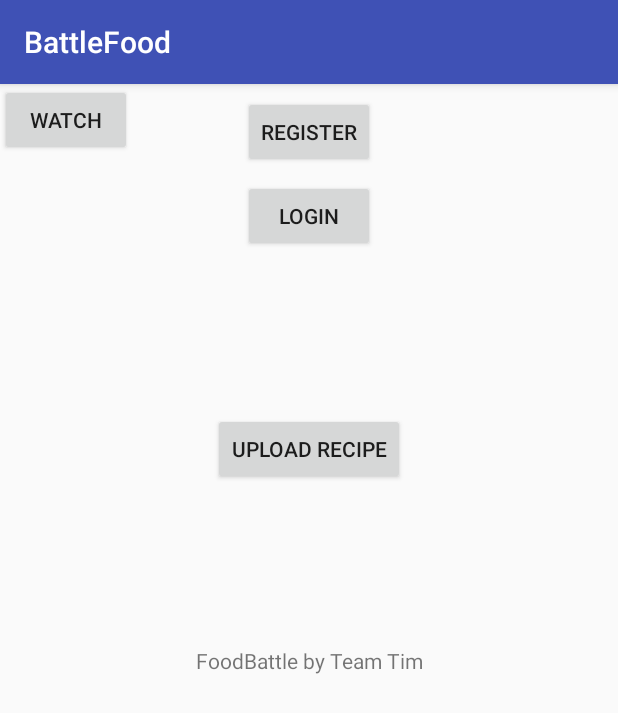
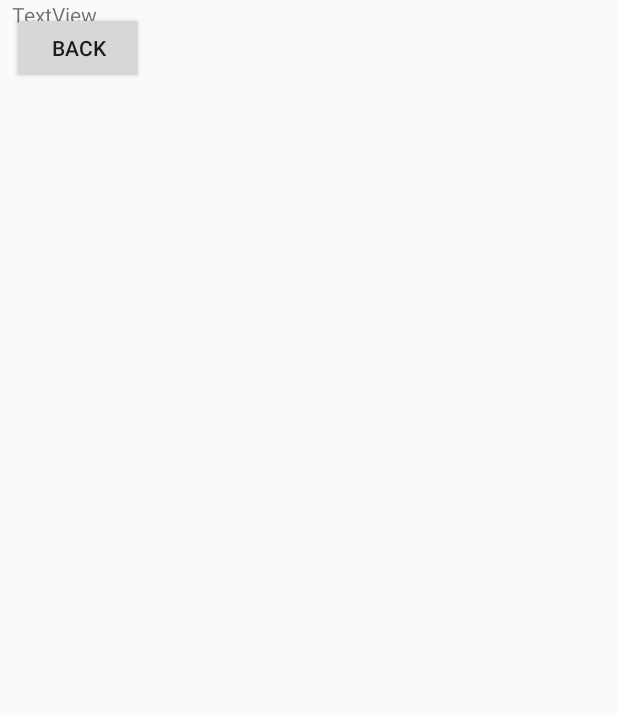
Before and after one commit to schelle14/BattleFood, an Android app: the screen it shows after launch (MainActivity before the commit, VotesUI after it), after a tap on "WATCH", on a phone screen of 412 x 824 dp. Shown: the top 713 px of the screen. Run offline under Robolectric (Android 15) with nearby library versions, the phone set to English and light mode, and no system bars; our stand-ins replace Firebase (no records; nobody signed in at launch, a user with empty details on screens opened directly); 1 statement that could not run was skipped.

Commit message:
[DD, MH] Watch Votes UI additional Tests

```diff
--- a/app/build.gradle
+++ b/app/build.gradle
@@ -12,7 +12,7 @@ android {
         testInstrumentationRunner "android.support.test.runner.AndroidJUnitRunner"
     }
     buildTypes {
-        debug{
+        debug {
             testCoverageEnabled = true;
         }
         release {
@@ -42,4 +42,5 @@ dependencies {
 }
 
 
+
 apply plugin: 'com.google.gms.google-services'
--- a/app/src/main/AndroidManifest.xml
+++ b/app/src/main/AndroidManifest.xml
@@ -45,7 +45,8 @@
         <activity
             android:name=".VotesUI"
             android:label="@string/title_activity_votes_ui"
-            android:theme="@style/AppTheme.NoActionBar"></activity>
+            android:theme="@style/AppTheme.NoActionBar" />
+
     </application>
 
 </manifest>
--- /dev/null
+++ b/app/src/main/java/at/xp2_2017/battlefood/VotesUI.java
@@ -0,0 +1,43 @@
+package at.xp2_2017.battlefood;
+
+import android.content.Context;
+import android.content.Intent;
+import android.support.v7.app.AppCompatActivity;
+import android.os.Bundle;
+import android.view.View;
+import android.view.ViewGroup;
+import android.widget.BaseAdapter;
+import android.widget.Button;
+import android.widget.ImageButton;
+import android.widget.ImageView;
+import android.widget.LinearLayout;
+import android.widget.TextView;
+
+import com.google.firebase.storage.FirebaseStorage;
+import com.google.firebase.storage.StorageReference;
+
+public class VotesUI extends AppCompatActivity{
+
+
+    public Button buttonReg;
+    public Button buttonLog;
+    public Button buttonUpload;
+    public TextView txtMainActivity;
+    public Button watchBut;
+
+
+
+    @Override
+    protected void onCreate(Bundle savedInstanceState) {
+        super.onCreate(savedInstanceState);
+        setContentView(R.layout.activity_votes__ui);
+
+        BattleAdapter mampe;
+
+    }
+
+    /*@Override
+    public void onClick(View v) {
+
+    }*/
+}
--- /dev/null
+++ b/app/src/main/res/layout/activity_votes__ui.xml
@@ -0,0 +1,27 @@
+<?xml version="1.0" encoding="utf-8"?>
+<android.support.constraint.ConstraintLayout xmlns:android="http://schemas.android.com/apk/res/android"
+    xmlns:app="http://schemas.android.com/apk/res-auto"
+    xmlns:tools="http://schemas.android.com/tools"
+    android:layout_width="match_parent"
+    android:layout_height="match_parent"
+    tools:context="at.xp2_2017.battlefood.VotesUI">
+
+    <TextView
+        android:id="@+id/textView"
+        android:layout_width="238dp"
+        android:layout_height="61dp"
+        android:text="TextView"
+        tools:layout_editor_absoluteY="91dp"
+        android:layout_marginLeft="8dp"
+        app:layout_constraintLeft_toLeftOf="parent" />
+
+    <Button
+        android:id="@+id/buttonBack"
+        android:layout_width="wrap_content"
+        android:layout_height="wrap_content"
+        android:text="Back"
+        android:layout_marginLeft="8dp"
+        app:layout_constraintLeft_toLeftOf="parent"
+        app:layout_constraintTop_toTopOf="parent"
+        android:layout_marginTop="8dp" />
+</android.support.constraint.ConstraintLayout>
```
Also changed, not shown: app/src/main/res/layout/activity_main.xml (+9 -2 lines), 1 other file.
